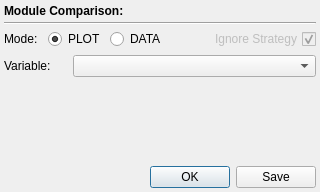
Above: designer/low/levelcomparison.ui from DTOcean/dtocean-app before the change. Below: the same form after it.
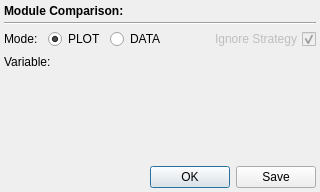
That is the form after the change.

Commit message: Use ExtendedComboBox in comparison context and senstivity strategy configurations

```diff
--- a/designer/low/levelcomparison.ui
+++ b/designer/low/levelcomparison.ui
@@ -170,16 +170,6 @@
        </property>
       </widget>
      </item>
-     <item>
-      <widget class="QComboBox" name="varBox">
-       <property name="sizePolicy">
-        <sizepolicy hsizetype="Expanding" vsizetype="Fixed">
-         <horstretch>0</horstretch>
-         <verstretch>0</verstretch>
-        </sizepolicy>
-       </property>
-      </widget>
-     </item>
     </layout>
    </item>
    <item>
```
The commit also changes 8 other files.
